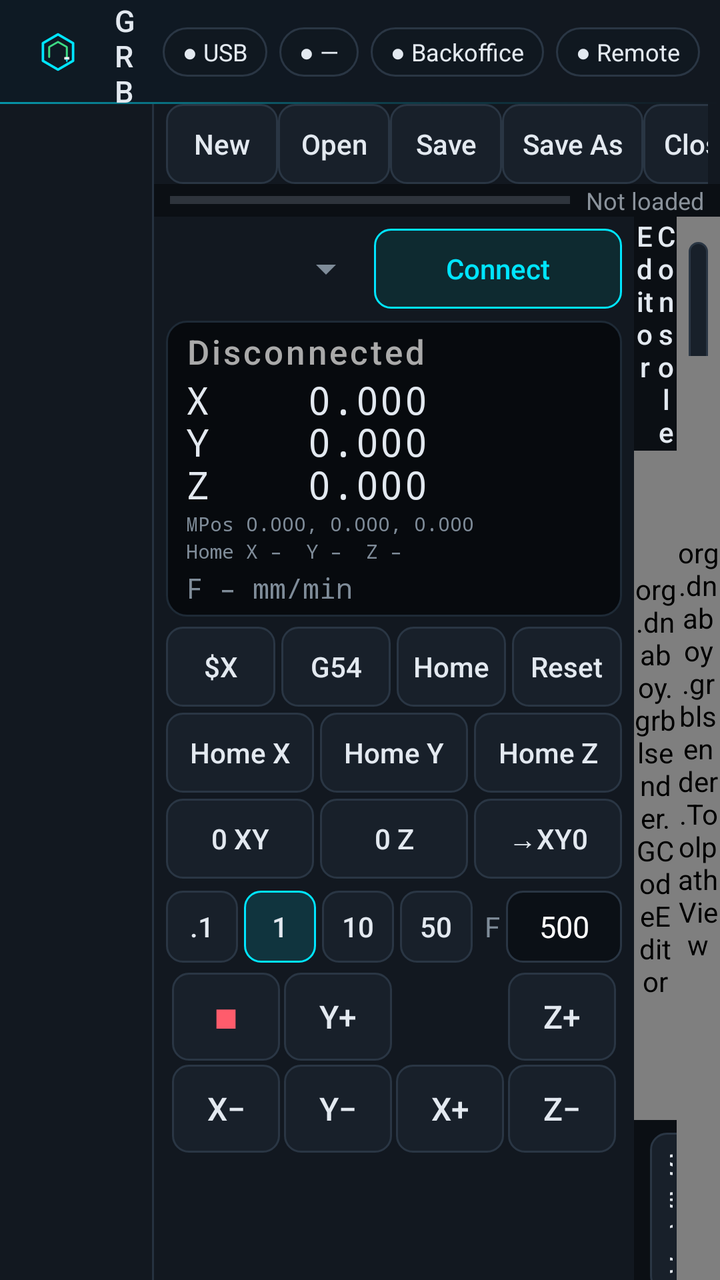
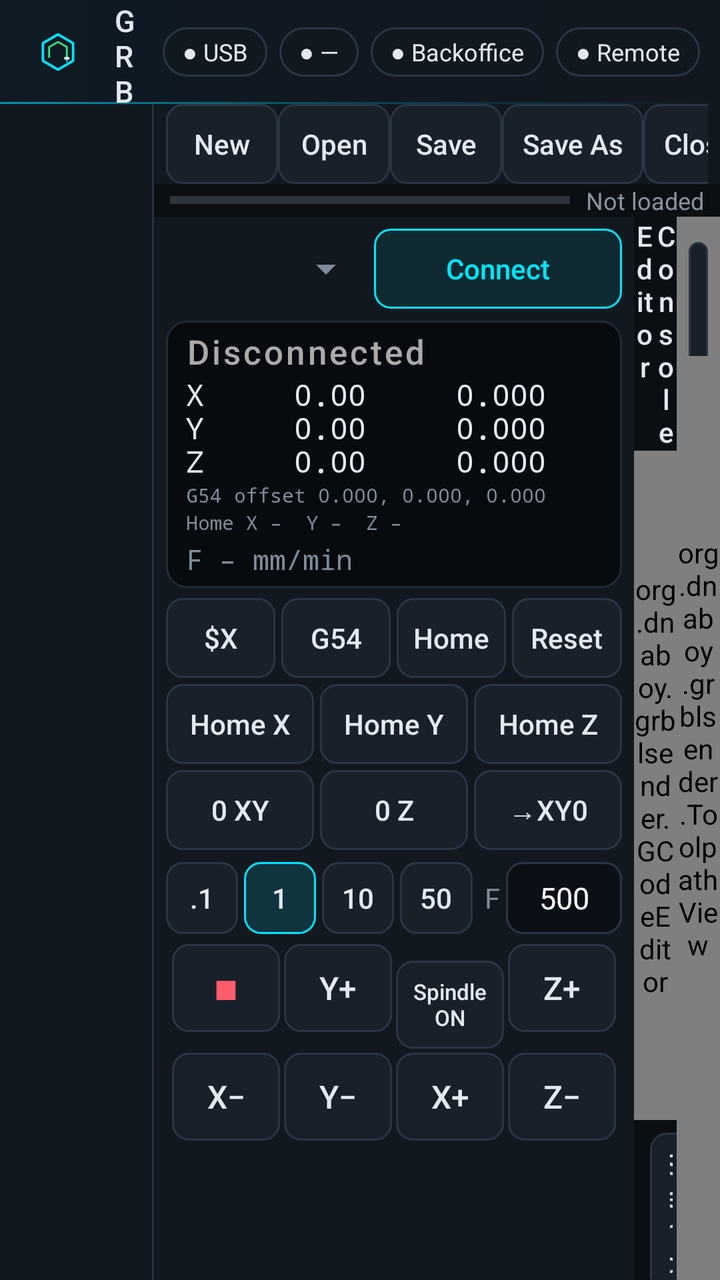

Two renders of the same Android screen: before a commit and after it. Below are the layout's source before the change and the commit's diff.
<!-- AndroidManifest.xml: application theme AppTheme -->
<!-- res/layout/activity_main.xml -->
<?xml version="1.0" encoding="utf-8"?>
<LinearLayout xmlns:android="http://schemas.android.com/apk/res/android"
    android:layout_width="match_parent"
    android:layout_height="match_parent"
    android:orientation="vertical"
    android:background="@color/bg"
    android:keepScreenOn="true">

    
    <LinearLayout
        android:id="@+id/titleBar"
        android:layout_width="match_parent"
        android:layout_height="52dp"
        android:background="@drawable/titlebar_bg"
        android:gravity="center_vertical"
        android:orientation="horizontal"
        android:paddingStart="12dp"
        android:paddingEnd="10dp">

        <ImageView
            android:layout_width="34dp"
            android:layout_height="34dp"
            android:contentDescription="Grbl Sender"
            android:src="@drawable/ic_launcher_fg"
            android:scaleType="fitCenter" />

        <LinearLayout
            android:layout_width="0dp"
            android:layout_height="wrap_content"
            android:layout_weight="1"
            android:layout_marginStart="10dp"
            android:orientation="vertical">

            <TextView
                android:id="@+id/txtTitle"
                android:layout_width="wrap_content"
                android:layout_height="wrap_content"
                android:fontFamily="sans-serif-medium"
                android:letterSpacing="0.18"
                android:text="GRBL SENDER"
                android:textColor="@color/text"
                android:textSize="15sp" />

            <TextView
                android:id="@+id/txtFile"
                android:layout_width="wrap_content"
                android:layout_height="wrap_content"
                android:ellipsize="middle"
                android:fontFamily="monospace"
                android:maxWidth="360dp"
                android:singleLine="true"
                android:text="No file"
                android:textColor="@color/muted"
                android:textSize="12sp" />
        </LinearLayout>

        <TextView android:id="@+id/chipUsb" style="@style/Chip" android:text="● USB" />
        <TextView android:id="@+id/chipMachine" style="@style/Chip" android:text="● —" />
        <TextView android:id="@+id/chipCloud" style="@style/Chip" android:text="● Backoffice" />
        <TextView android:id="@+id/chipRemote" style="@style/Chip" android:text="● Remote" />
        <TextView android:id="@+id/chipCamera" style="@style/Chip" android:text="● Camera LIVE" android:visibility="gone" />
    </LinearLayout>

    <LinearLayout
        android:layout_width="match_parent"
        android:layout_height="0dp"
        android:layout_weight="1"
        android:orientation="horizontal">

        
        <LinearLayout
            android:id="@+id/navRail"
            android:layout_width="76dp"
            android:layout_height="match_parent"
            android:background="@color/panel"
            android:gravity="center_horizontal"
            android:orientation="vertical"
            android:paddingTop="8dp"
            android:paddingStart="6dp"
            android:paddingEnd="6dp" />

        <View
            android:id="@+id/navDivider"
            android:layout_width="1dp"
            android:layout_height="match_parent"
            android:background="@color/border" />

        <FrameLayout
            android:layout_width="0dp"
            android:layout_height="match_parent"
            android:layout_weight="1">

            
            <LinearLayout
                android:id="@+id/pageControl"
                android:layout_width="match_parent"
                android:layout_height="match_parent"
                android:orientation="vertical">

            
            <LinearLayout
                android:id="@+id/toolbarRow"
                android:layout_width="match_parent"
                android:layout_height="wrap_content"
                android:orientation="horizontal"
                android:gravity="center_vertical"
                android:background="@color/panel"
                android:paddingStart="6dp"
                android:paddingEnd="6dp">

                <HorizontalScrollView
                    android:layout_width="0dp"
                    android:layout_height="wrap_content"
                    android:layout_weight="1"
                    android:scrollbars="none">

                    <LinearLayout
                        android:layout_width="wrap_content"
                        android:layout_height="wrap_content"
                        android:orientation="horizontal">

                        <Button android:id="@+id/btnNew" style="@style/Tb" android:text="New" />
                        <Button android:id="@+id/btnOpen" style="@style/Tb" android:text="Open" />
                        <Button android:id="@+id/btnSave" style="@style/Tb" android:text="Save" />
                        <Button android:id="@+id/btnSaveAs" style="@style/Tb" android:text="Save As" />
                        <Button android:id="@+id/btnClose" style="@style/Tb" android:text="Close" />
                        <View android:layout_width="1dp" android:layout_height="28dp"
                            android:layout_marginStart="6dp" android:layout_marginEnd="6dp" android:background="#3A4048" />
                        <Button android:id="@+id/btnLoad" style="@style/Tb" android:background="@drawable/btn_accent" android:text="⇩ Load" android:textColor="@color/accent" />
                        <Button android:id="@+id/btnRun" style="@style/Tb" android:background="@drawable/btn_run" android:text="▶ Run" android:textColor="@color/ok" />
                        <Button android:id="@+id/btnHold" style="@style/Tb" android:background="@drawable/btn_hold" android:text="❚❚ Hold" android:textColor="@color/warn" />
                        <Button android:id="@+id/btnResume" style="@style/Tb" android:text="Resume" />
                        <Button android:id="@+id/btnStop" style="@style/Tb" android:background="@drawable/btn_stop" android:text="■ Stop" android:textColor="@color/err" />
                        
                        <View android:layout_width="1dp" android:layout_height="28dp"
                            android:layout_marginStart="6dp" android:layout_marginEnd="6dp" android:background="#3A4048" />
                        <TextView
                            android:id="@+id/txtFeedOv"
                            android:layout_width="wrap_content"
                            android:layout_height="wrap_content"
                            android:paddingEnd="4dp"
                            android:singleLine="true"
                            android:text="Feed –"
                            android:textColor="#8B939C"
                            android:textSize="14sp" />
                        <Button android:id="@+id/ov50" style="@style/Tb" android:text="0.5×" />
                        <Button android:id="@+id/ov100" style="@style/Tb" android:text="1×" />
                        <Button android:id="@+id/ov200" style="@style/Tb" android:text="2×" />
                    </LinearLayout>
                </HorizontalScrollView>
            </LinearLayout>

            <LinearLayout
                android:id="@+id/progressRow"
                android:layout_width="match_parent"
                android:layout_height="wrap_content"
                android:orientation="horizontal"
                android:gravity="center_vertical"
                android:paddingStart="8dp"
                android:paddingEnd="8dp">

                <ProgressBar
                    android:id="@+id/progress"
                    style="@android:style/Widget.Material.ProgressBar.Horizontal"
                    android:layout_width="0dp"
                    android:layout_height="wrap_content"
                    android:layout_weight="1"
                    android:max="1000" />

                <TextView
                    android:id="@+id/txtJob"
                    android:layout_width="wrap_content"
                    android:layout_height="wrap_content"
                    android:paddingStart="8dp"
                    android:text="Not loaded"
                    android:textColor="#8B939C"
                    android:textSize="12sp" />
            </LinearLayout>

            
            <LinearLayout
                android:layout_width="match_parent"
                android:layout_height="0dp"
                android:layout_weight="1"
                android:orientation="horizontal">

                
                <ScrollView
                    android:id="@+id/leftPanel"
                    android:layout_width="240dp"
                    android:layout_height="match_parent"
                    android:background="@color/panel">

                    <LinearLayout
                        android:layout_width="match_parent"
                        android:layout_height="wrap_content"
                        android:orientation="vertical"
                        android:padding="6dp">

                        <LinearLayout
                            android:layout_width="match_parent"
                            android:layout_height="wrap_content"
                            android:gravity="center_vertical"
                            android:orientation="horizontal">

                            
                            <Spinner
                                android:id="@+id/baud"
                                android:layout_width="104dp"
                                android:layout_height="40dp" />

                            <Button
                                android:id="@+id/btnConnect"
                                style="@style/Btn"
                                android:layout_height="40dp"
                                android:background="@drawable/btn_accent"
                                android:textColor="@color/accent"
                                android:text="Connect" />
                        </LinearLayout>

                        
                        <LinearLayout
                            android:layout_width="match_parent"
                            android:layout_height="wrap_content"
                            android:layout_marginTop="6dp"
                            android:background="@drawable/dro_bg"
                            android:orientation="vertical"
                            android:paddingStart="10dp"
                            android:paddingEnd="8dp"
                            android:paddingTop="4dp"
                            android:paddingBottom="5dp">

                            <TextView
                                android:id="@+id/txtState"
                                android:layout_width="match_parent"
                                android:layout_height="wrap_content"
                                android:fontFamily="sans-serif-medium"
                                android:letterSpacing="0.08"
                                android:singleLine="true"
                                android:text="Disconnected"
                                android:textColor="#AAAAAA"
                                android:textSize="17sp" />

                            <TextView
                                android:id="@+id/txtPos"
                                android:layout_width="match_parent"
                                android:layout_height="wrap_content"
                                android:fontFamily="monospace"
                                android:letterSpacing="0.04"
                                android:lineSpacingMultiplier="0.95"
                                android:text="X    0.000\nY    0.000\nZ    0.000"
                                android:textColor="@color/text"
                                android:textSize="19sp" />

                            <TextView
                                android:id="@+id/txtMPos"
                                android:layout_width="match_parent"
                                android:layout_height="wrap_content"
                                android:fontFamily="monospace"
                                android:singleLine="true"
                                android:text="MPos 0.000, 0.000, 0.000"
                                android:textColor="@color/muted"
                                android:textSize="10sp" />

                            <TextView
                                android:id="@+id/txtHome"
                                android:layout_width="match_parent"
                                android:layout_height="wrap_content"
                                android:fontFamily="monospace"
                                android:singleLine="true"
                                android:text="Home X –  Y –  Z –"
                                android:textColor="@color/muted"
                                android:textSize="10sp" />

                            <TextView
                                android:id="@+id/txtFeed"
                                android:layout_width="match_parent"
                                android:layout_height="wrap_content"
                                android:layout_marginTop="2dp"
                                android:fontFamily="monospace"
                                android:singleLine="true"
                                android:text="F – mm/min"
                                android:textColor="@color/muted"
                                android:textSize="14sp" />
                        </LinearLayout>

                        <LinearLayout
                            android:layout_width="match_parent"
                            android:layout_height="wrap_content"
                            android:layout_marginTop="5dp"
                            android:orientation="horizontal">

                            <Button android:id="@+id/btnUnlock" style="@style/BtnRow" android:text="$X" />
                            <Button android:id="@+id/btnGoG54" style="@style/BtnRow" android:text="G54" />
                            <Button android:id="@+id/btnHome" style="@style/BtnRow" android:text="Home" />
                            <Button android:id="@+id/btnReset" style="@style/BtnRow" android:layout_marginEnd="0dp" android:text="Reset" />
                        </LinearLayout>

                        
                        <LinearLayout
                            android:layout_width="match_parent"
                            android:layout_height="wrap_content"
                            android:orientation="horizontal">

                            <Button android:id="@+id/btnHomeX" style="@style/BtnRow" android:text="Home X" />
                            <Button android:id="@+id/btnHomeY" style="@style/BtnRow" android:text="Home Y" />
                            <Button android:id="@+id/btnHomeZ" style="@style/BtnRow" android:layout_marginEnd="0dp" android:text="Home Z" />
                        </LinearLayout>

                        <LinearLayout
                            android:layout_width="match_parent"
                            android:layout_height="wrap_content"
                            android:orientation="horizontal">

                            <Button android:id="@+id/btnZeroXY" style="@style/BtnRow" android:text="0 XY" />
                            <Button android:id="@+id/btnZeroZ" style="@style/BtnRow" android:text="0 Z" />
                            <Button android:id="@+id/btnGoZero" style="@style/BtnRow" android:layout_marginEnd="0dp" android:text="→XY0" />
                        </LinearLayout>

                        
                        <LinearLayout
                            android:layout_width="match_parent"
                            android:layout_height="wrap_content"
                            android:layout_marginTop="3dp"
                            android:gravity="center_vertical"
                            android:orientation="horizontal">

                            <RadioGroup
                                android:id="@+id/stepGroup"
                                android:layout_width="0dp"
                                android:layout_height="wrap_content"
                                android:layout_weight="1"
                                android:orientation="horizontal">

                                <RadioButton android:id="@+id/s01" style="@style/Seg" android:text=".1" />
                                <RadioButton android:id="@+id/s1" style="@style/Seg" android:text="1" android:checked="true" />
                                <RadioButton android:id="@+id/s10" style="@style/Seg" android:text="10" />
                                <RadioButton android:id="@+id/s50" style="@style/Seg" android:text="50" />
                            </RadioGroup>

                            <TextView
                                android:layout_width="wrap_content"
                                android:layout_height="wrap_content"
                                android:paddingStart="3dp"
                                android:paddingEnd="3dp"
                                android:text="F"
                                android:textColor="@color/muted" />

                            <EditText
                                android:id="@+id/jogFeed"
                                android:layout_width="58dp"
                                android:layout_height="36dp"
                                android:background="@drawable/input_bg"
                                android:gravity="center"
                                android:inputType="number"
                                android:paddingStart="4dp"
                                android:paddingEnd="4dp"
                                android:selectAllOnFocus="true"
                                android:text="500"
                                android:textColor="#FFFFFF"
                                android:textSize="15sp" />
                        </LinearLayout>

                        <GridLayout
                            android:layout_width="wrap_content"
                            android:layout_height="wrap_content"
                            android:layout_gravity="center_horizontal"
                            android:layout_marginTop="4dp"
                            android:columnCount="4"
                            android:rowCount="2">

                            
                            <Button android:id="@+id/jStop" style="@style/Jog" android:contentDescription="Cancel jog" android:text="■" android:textColor="@color/err" />
                            <Button android:id="@+id/jYp" style="@style/Jog" android:text="Y+" />
                            <Space android:layout_width="56dp" android:layout_height="46dp" />
                            <Button android:id="@+id/jZp" style="@style/Jog" android:text="Z+" />

                            <Button android:id="@+id/jXm" style="@style/Jog" android:text="X−" />
                            <Button android:id="@+id/jYm" style="@style/Jog" android:text="Y−" />
                            <Button android:id="@+id/jXp" style="@style/Jog" android:text="X+" />
                            <Button android:id="@+id/jZm" style="@style/Jog" android:text="Z−" />
                        </GridLayout>
                    </LinearLayout>
                </ScrollView>

                
                <LinearLayout
                    android:id="@+id/middlePanel"
                    android:layout_width="0dp"
                    android:layout_height="match_parent"
                    android:layout_weight="1"
                    android:orientation="vertical">

                    <LinearLayout
                        android:layout_width="match_parent"
                        android:layout_height="wrap_content"
                        android:orientation="horizontal">

                        <Button android:id="@+id/tabEditor" style="@style/Tab" android:text="Editor" />
                        <Button android:id="@+id/tabConsole" style="@style/Tab" android:text="Console" />
                    </LinearLayout>

                    <FrameLayout
                        android:layout_width="match_parent"
                        android:layout_height="0dp"
                        android:layout_weight="1">

                        <org.dnaboy.grblsender.GCodeEditor
                            android:id="@+id/editor"
                            android:layout_width="match_parent"
                            android:layout_height="match_parent" />

                        <org.dnaboy.grblsender.GCodeViewer
                            android:id="@+id/viewer"
                            android:layout_width="match_parent"
                            android:layout_height="match_parent"
                            android:visibility="gone" />

                        <ScrollView
                            android:id="@+id/logScroll"
                            android:layout_width="match_parent"
                            android:layout_height="match_parent"
                            android:background="#070A0E"
                            android:padding="4dp"
                            android:visibility="gone">

                            <TextView
                                android:id="@+id/txtLog"
                                android:layout_width="match_parent"
                                android:layout_height="wrap_content"
                                android:fontFamily="monospace"
                                android:textSize="12sp"
                                android:textColor="#B9E3B9"
                                android:textIsSelectable="true" />
                        </ScrollView>
                    </FrameLayout>

                    <LinearLayout
                        android:layout_width="match_parent"
                        android:layout_height="wrap_content"
                        android:orientation="horizontal">

                        <EditText
                            android:id="@+id/cmdInput"
                            android:background="@drawable/input_bg"
                            android:padding="8dp"
                            android:layout_margin="4dp"
                            android:fontFamily="monospace"
                            android:layout_width="0dp"
                            android:layout_height="wrap_content"
                            android:layout_weight="1"
                            android:hint="G-code or $ command"
                            android:imeOptions="actionSend"
                            android:inputType="textCapCharacters|textNoSuggestions"
                            android:singleLine="true"
                            android:textColor="#FFFFFF"
                            android:textColorHint="#777777" />

                        <Button
                            android:id="@+id/btnSend"
                            style="@style/Tb"
                            android:text="Send" />

                        <Button
                            android:id="@+id/btnSettings"
                            style="@style/Tb"
                            android:text="$$" />
                    </LinearLayout>
                </LinearLayout>

                
                <FrameLayout
                    android:layout_width="0dp"
                    android:layout_height="match_parent"
                    android:layout_weight="1">

                    <org.dnaboy.grblsender.ToolpathView
                        android:id="@+id/preview"
                        android:layout_width="match_parent"
                        android:layout_height="match_parent" />

                    <LinearLayout
                        android:layout_width="wrap_content"
                        android:layout_height="wrap_content"
                        android:layout_gravity="top|end"
                        android:layout_margin="6dp"
                        android:orientation="horizontal">

                        <Button
                            android:id="@+id/btnFit"
                            style="@style/Tb"
                            android:text="Fit" />

                        <Button
                            android:id="@+id/btnFull"
                            style="@style/Tb"
                            android:minWidth="48dp"
                            android:textSize="20sp"
                            android:contentDescription="Full screen preview"
                            android:text="⛶" />
                    </LinearLayout>

                    
                    <LinearLayout
                        android:id="@+id/fullControls"
                        android:layout_width="wrap_content"
                        android:layout_height="wrap_content"
                        android:layout_gravity="bottom|end"
                        android:layout_marginEnd="8dp"
                        android:layout_marginBottom="28dp"
                        android:orientation="horizontal"
                        android:visibility="gone">

                        <TextView
                            android:id="@+id/fullState"
                            android:layout_width="wrap_content"
                            android:layout_height="wrap_content"
                            android:layout_gravity="center_vertical"
                            android:background="#CC0B0F14"
                            android:padding="8dp"
                            android:textColor="@color/text"
                            android:textSize="15sp"
                            android:textStyle="bold" />

                        <Button android:id="@+id/fullOv50" style="@style/Tb" android:text="0.5×" />
                        <Button android:id="@+id/fullOv100" style="@style/Tb" android:text="1×" />
                        <Button android:id="@+id/fullOv200" style="@style/Tb" android:text="2×" />
                        <Button android:id="@+id/fullHold" style="@style/Tb" android:background="@drawable/btn_hold" android:text="❚❚ Hold" android:textColor="@color/warn" />
                        <Button android:id="@+id/fullResume" style="@style/Tb" android:text="Resume" />
                        <Button android:id="@+id/fullStop" style="@style/Tb" android:background="@drawable/btn_stop" android:text="■ Stop" android:textColor="@color/err" />
                    </LinearLayout>
                </FrameLayout>
            </LinearLayout>
            </LinearLayout>

            
            <FrameLayout
                android:id="@+id/pageSettings"
                android:layout_width="match_parent"
                android:layout_height="match_parent"
                android:visibility="gone" />
        </FrameLayout>
    </LinearLayout>
</LinearLayout>
<!-- resources referenced by this layout -->
<resources>
  <color name="accent">#00E5FF</color>
  <color name="bg">#0B0F14</color>
  <color name="border">#263240</color>
  <color name="err">#FF5C6C</color>
  <color name="muted">#7F8C99</color>
  <color name="ok">#3DDC84</color>
  <color name="panel">#121820</color>
  <color name="text">#E3E9F0</color>
  <color name="warn">#FFC040</color>
  <!-- drawable dro_bg (drawable) -->
  <?xml version="1.0" encoding="utf-8"?>
  <shape xmlns:android="http://schemas.android.com/apk/res/android" android:shape="rectangle">
      <corners android:radius="10dp" />
      <solid android:color="#070A0E" />
      <stroke android:width="1dp" android:color="#1E2A36" />
  </shape>
  <!-- drawable input_bg (drawable) -->
  <?xml version="1.0" encoding="utf-8"?>
  <shape xmlns:android="http://schemas.android.com/apk/res/android" android:shape="rectangle">
      <corners android:radius="8dp" />
      <solid android:color="#0B1016" />
      <stroke android:width="1dp" android:color="#2A3644" />
  </shape>
  <style name="Btn">
          <item name="android:layout_width">0dp</item>
          <item name="android:layout_height">wrap_content</item>
          <item name="android:layout_weight">1</item>
          <item name="android:textAllCaps">false</item>
          <item name="android:minWidth">0dp</item>
          <item name="android:paddingStart">2dp</item>
          <item name="android:paddingEnd">2dp</item>
      </style>
  <style name="BtnRow" parent="Btn">
          <item name="android:layout_height">40dp</item>
          <item name="android:layout_marginEnd">3dp</item>
          <item name="android:layout_marginBottom">3dp</item>
      </style>
  <style name="Jog">
          <item name="android:layout_width">54dp</item>
          <item name="android:layout_height">44dp</item>
          <item name="android:layout_margin">1dp</item>
          <item name="android:textSize">16sp</item>
          <item name="android:textAllCaps">false</item>
          <item name="android:minWidth">0dp</item>
          <item name="android:padding">0dp</item>
      </style>
  <style name="Tab">
          <item name="android:background">@android:color/transparent</item>
          <item name="android:layout_width">0dp</item>
          <item name="android:layout_height">wrap_content</item>
          <item name="android:layout_weight">1</item>
          <item name="android:textAllCaps">false</item>
          <item name="android:minHeight">36dp</item>
      </style>
  <!-- drawable chip_bg (drawable) -->
  <?xml version="1.0" encoding="utf-8"?>
  <shape xmlns:android="http://schemas.android.com/apk/res/android" android:shape="rectangle">
      <corners android:radius="14dp" />
      <solid android:color="#101820" />
      <stroke android:width="1dp" android:color="#2A3644" />
  </shape>
  <style name="TechButton" parent="@android:style/Widget.Material.Button">
          <item name="android:background">@drawable/btn_tech</item>
          <item name="android:textColor">@color/text</item>
          <item name="android:textAllCaps">false</item>
          <item name="android:stateListAnimator">@null</item>
          <item name="android:minHeight">40dp</item>
          <item name="android:fontFamily">sans-serif-medium</item>
      </style>
  <style name="TechDialog" parent="@android:style/Theme.Material.Dialog.Alert">
          <item name="android:colorAccent">@color/accent</item>
          <item name="android:windowBackground">@drawable/dialog_bg</item>
          <item name="android:textColorPrimary">@color/text</item>
      </style>
  <!-- drawable dialog_bg (drawable) -->
  <?xml version="1.0" encoding="utf-8"?>
  <inset xmlns:android="http://schemas.android.com/apk/res/android" android:inset="16dp">
      <shape android:shape="rectangle">
          <corners android:radius="14dp" />
          <solid android:color="#121820" />
          <stroke android:width="1dp" android:color="#2A3A4C" />
      </shape>
  </inset>
  <!-- unchanged entries left out for length: 12 -->
</resources>

<!-- the commit's change to res/layout/activity_main.xml (unified diff, before → after) -->
@@ -128,6 +128,7 @@
                             android:layout_marginStart="6dp" android:layout_marginEnd="6dp" android:background="#3A4048" />
                         <Button android:id="@+id/btnLoad" style="@style/Tb" android:background="@drawable/btn_accent" android:text="⇩ Load" android:textColor="@color/accent" />
                         <Button android:id="@+id/btnRun" style="@style/Tb" android:background="@drawable/btn_run" android:text="▶ Run" android:textColor="@color/ok" />
+                        <Button android:id="@+id/btnDryRun" style="@style/Tb" android:text="Dry run" android:textColor="@color/ok" />
                         <Button android:id="@+id/btnHold" style="@style/Tb" android:background="@drawable/btn_hold" android:text="❚❚ Hold" android:textColor="@color/warn" />
                         <Button android:id="@+id/btnResume" style="@style/Tb" android:text="Resume" />
                         <Button android:id="@+id/btnStop" style="@style/Tb" android:background="@drawable/btn_stop" android:text="■ Stop" android:textColor="@color/err" />
@@ -246,11 +247,10 @@
                                 android:layout_width="match_parent"
                                 android:layout_height="wrap_content"
                                 android:fontFamily="monospace"
-                                android:letterSpacing="0.04"
                                 android:lineSpacingMultiplier="0.95"
-                                android:text="X    0.000\nY    0.000\nZ    0.000"
+                                android:text="X     0.00     0.000\nY     0.00     0.000\nZ     0.00     0.000"
                                 android:textColor="@color/text"
-                                android:textSize="19sp" />
+                                android:textSize="15sp" />
 
                             <TextView
                                 android:id="@+id/txtMPos"
@@ -258,7 +258,7 @@
                                 android:layout_height="wrap_content"
                                 android:fontFamily="monospace"
                                 android:singleLine="true"
-                                android:text="MPos 0.000, 0.000, 0.000"
+                                android:text="G54 offset 0.000, 0.000, 0.000"
                                 android:textColor="@color/muted"
                                 android:textSize="10sp" />
 
@@ -372,7 +372,7 @@
                             
                             <Button android:id="@+id/jStop" style="@style/Jog" android:contentDescription="Cancel jog" android:text="■" android:textColor="@color/err" />
                             <Button android:id="@+id/jYp" style="@style/Jog" android:text="Y+" />
-                            <Space android:layout_width="56dp" android:layout_height="46dp" />
+                            <Button android:id="@+id/jSpindle" style="@style/Jog" android:contentDescription="Spindle on/off" android:text="Spindle\nON" android:textSize="11sp" />
                             <Button android:id="@+id/jZp" style="@style/Jog" android:text="Z+" />
 
                             <Button android:id="@+id/jXm" style="@style/Jog" android:text="X−" />
@@ -539,6 +539,13 @@
                 android:layout_width="match_parent"
                 android:layout_height="match_parent"
                 android:visibility="gone" />
+
+            
+            <FrameLayout
+                android:id="@+id/pageSafety"
+                android:layout_width="match_parent"
+                android:layout_height="match_parent"
+                android:visibility="gone" />
         </FrameLayout>
     </LinearLayout>
 </LinearLayout>
